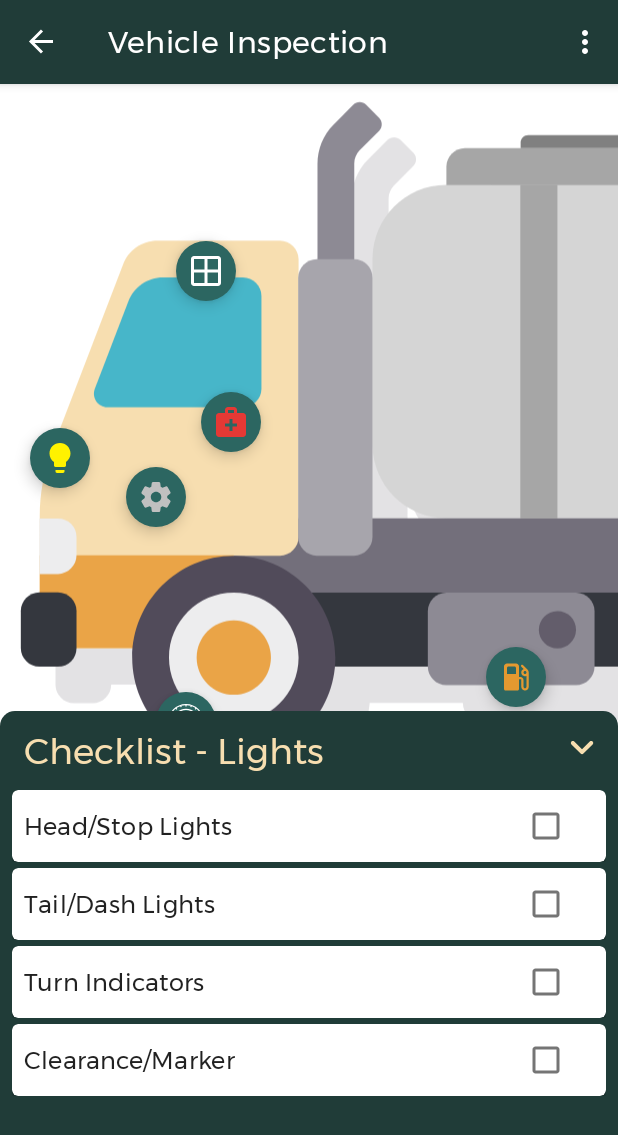
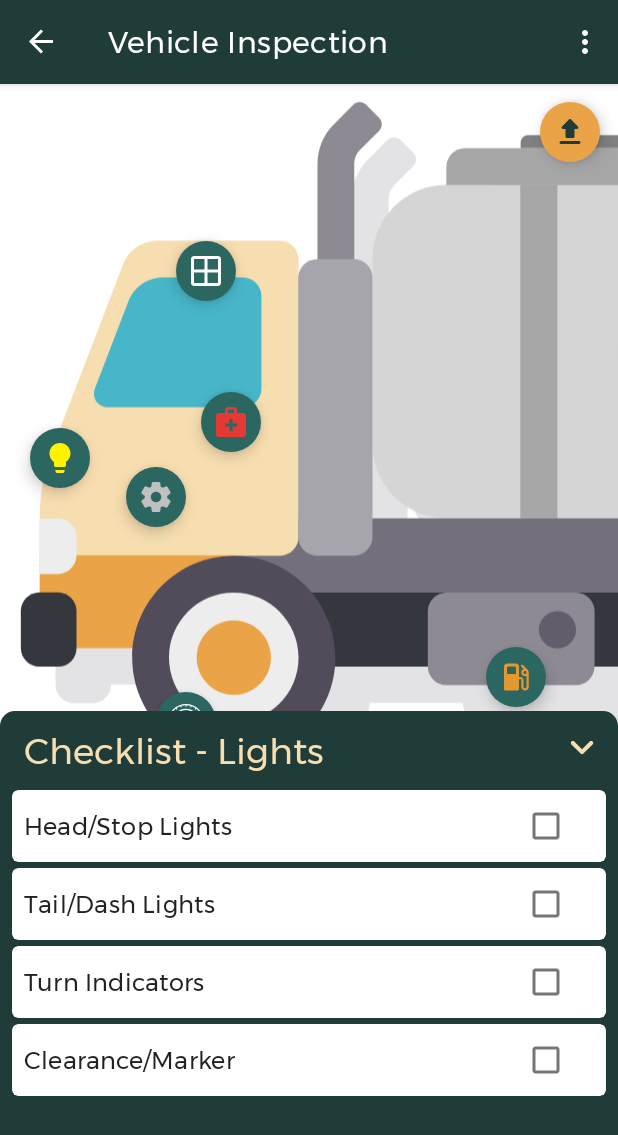
Before and after one commit to juanm707/CVMTools, an Android app: the VehicleChecklistFragment screen opened through its navigation route, after a tap on an icon or button, on a phone screen of 412 x 824 dp. Shown: the top 1135 px of the screen. Run offline under Robolectric (Android 15) with nearby library versions, the phone set to English and light mode, and no system bars; our stand-ins replace navigation-ui; Roboto replaces fonts that are not available here.

Commit message:
add comment, collaps bottom sheet if user scrolls truck

```diff
--- a/app/src/main/java/com/example/cvmtools/fragment/VehicleChecklistFragment.kt
+++ b/app/src/main/java/com/example/cvmtools/fragment/VehicleChecklistFragment.kt
@@ -1,19 +1,28 @@
 package com.example.cvmtools.fragment
 
 import android.animation.ValueAnimator
+import android.content.DialogInterface
+import android.os.Build
 import android.os.Bundle
 import androidx.fragment.app.Fragment
 import android.view.LayoutInflater
 import android.view.View
 import android.view.ViewGroup
+import android.widget.EditText
 import android.widget.ImageView
+import android.widget.TextView
+import androidx.annotation.RequiresApi
 import androidx.constraintlayout.widget.ConstraintLayout
 import androidx.fragment.app.viewModels
+import androidx.recyclerview.widget.RecyclerView
+import com.example.cvmtools.R
+import com.example.cvmtools.adapter.AlertDialogListAdapter
 import com.example.cvmtools.adapter.ChecklistItemAdapter
 import com.example.cvmtools.databinding.FragmentVehicleChecklistBinding
 import com.example.cvmtools.model.ChecklistSection
 import com.example.cvmtools.model.VehicleChecklistViewModel
 import com.google.android.material.bottomsheet.BottomSheetBehavior
+import com.google.android.material.dialog.MaterialAlertDialogBuilder
 
 
 class VehicleChecklistFragment : Fragment(), ChecklistItemAdapter.OnListCheckBoxListener {
@@ -21,6 +30,7 @@ class VehicleChecklistFragment : Fragment(), ChecklistItemAdapter.OnListCheckBox
     private val vehicleChecklistViewModel: VehicleChecklistViewModel by viewModels()
 
     private lateinit var bottomSheetBehavior: BottomSheetBehavior<ConstraintLayout>
+    private lateinit var commentEditText: EditText
 
     private var _binding: FragmentVehicleChecklistBinding? = null
     private val binding get() = _binding!!
@@ -34,12 +44,14 @@ class VehicleChecklistFragment : Fragment(), ChecklistItemAdapter.OnListCheckBox
         return binding.root
     }
 
+    @RequiresApi(Build.VERSION_CODES.M)
     override fun onViewCreated(view: View, savedInstanceState: Bundle?) {
         super.onViewCreated(view, savedInstanceState)
 
         setUpBottomSheet()
         binding.bottomSheetLayout.checklistItemsRecyclerView.setHasFixedSize(true)
         setUpFAB()
+        setUpScrollViewListener()
     }
 
     override fun onDestroy() {
@@ -55,6 +67,14 @@ class VehicleChecklistFragment : Fragment(), ChecklistItemAdapter.OnListCheckBox
         }
     }
 
+    @RequiresApi(Build.VERSION_CODES.M)
+    private fun setUpScrollViewListener() {
+        binding.vehicleScrollView.setOnScrollChangeListener { v, scrollX, scrollY, oldScrollX, oldScrollY ->
+            if (bottomSheetBehavior.state == BottomSheetBehavior.STATE_EXPANDED)
+                bottomSheetBehavior.state = BottomSheetBehavior.STATE_COLLAPSED
+        }
+    }
+
     private fun openOrCloseBottomSheet() {
         if (bottomSheetBehavior.state == BottomSheetBehavior.STATE_EXPANDED) {
             bottomSheetBehavior.state = BottomSheetBehavior.STATE_COLLAPSED
@@ -67,6 +87,11 @@ class VehicleChecklistFragment : Fragment(), ChecklistItemAdapter.OnListCheckBox
     }
 
     private fun setUpFAB() {
+
+        binding.submitFAB.setOnClickListener {
+            viewCommentDialog()
+        }
+
         binding.lightFAB.setOnClickListener {
            setChecklist(ChecklistSection.LIGHT)
         }
@@ -132,4 +157,22 @@ class VehicleChecklistFragment : Fragment(), ChecklistItemAdapter.OnListCheckBox
         anim.duration = duration
         return anim
     }
+
+    private fun viewCommentDialog() {
+        MaterialAlertDialogBuilder(requireContext(), R.style.ThemeOverlay_MaterialComponents_MaterialAlertDialog_Centered)
+            .setPositiveButton("Send") { dialog, which ->
+                vehicleChecklistViewModel.setComment(commentEditText.text.toString())
+            }
+            .setNegativeButton("Dismiss") { dialog, which ->
+                // Respond to negative button press
+            }
+            .setView(getListLayout(layoutInflater))
+            .show()
+    }
+
+    private fun getListLayout(inflater: LayoutInflater): View? {
+        val dialogLayout = inflater.inflate(R.layout.checklist_submit_alert_dialog, null)
+        commentEditText = dialogLayout.findViewById(R.id.commentTextInputEditText)
+        return dialogLayout
+    }
 }
--- a/app/src/main/java/com/example/cvmtools/model/VehicleChecklistViewModel.kt
+++ b/app/src/main/java/com/example/cvmtools/model/VehicleChecklistViewModel.kt
@@ -6,13 +6,14 @@ import androidx.lifecycle.ViewModel
 
 class VehicleChecklistViewModel : ViewModel() {
 
-    private val _allChecklists = MutableLiveData<MutableMap<ChecklistSection, ChecklistItemList>>()
+    private val _allChecklists = MutableLiveData<MutableMap<ChecklistSection, ChecklistItemList>>(mutableMapOf())
     val allChecklists: LiveData<MutableMap<ChecklistSection, ChecklistItemList>> = _allChecklists
 
     var currentSection = ChecklistSection.LIGHT
 
+    private var comment: String = ""
+
     init {
-        _allChecklists.value = mutableMapOf()
         initializeAllChecklists()
     }
 
@@ -37,6 +38,10 @@ class VehicleChecklistViewModel : ViewModel() {
             ChecklistSection.CLEAN -> "Body"
             ChecklistSection.REAR -> "Rear"
         }
+    }
+
+    fun setComment(newComment: String) {
+        comment = newComment
     }
 
     private fun initializeAllChecklists() {
--- /dev/null
+++ b/app/src/main/res/drawable/ic_round_file_upload_24.xml
@@ -0,0 +1,5 @@
+<vector android:height="24dp" android:tint="#FFFFFF"
+    android:viewportHeight="24" android:viewportWidth="24"
+    android:width="24dp" xmlns:android="http://schemas.android.com/apk/res/android">
+    <path android:fillColor="@android:color/white" android:pathData="M7.4,10h1.59v5c0,0.55 0.45,1 1,1h4c0.55,0 1,-0.45 1,-1v-5h1.59c0.89,0 1.34,-1.08 0.71,-1.71L12.7,3.7c-0.39,-0.39 -1.02,-0.39 -1.41,0L6.7,8.29C6.07,8.92 6.51,10 7.4,10zM5,19c0,0.55 0.45,1 1,1h12c0.55,0 1,-0.45 1,-1s-0.45,-1 -1,-1H6C5.45,18 5,18.45 5,19z"/>
+</vector>
--- a/app/src/main/res/layout/fragment_vehicle_checklist.xml
+++ b/app/src/main/res/layout/fragment_vehicle_checklist.xml
@@ -11,12 +11,13 @@
         android:layout_height="match_parent">
 
         <HorizontalScrollView
+            android:id="@+id/vehicleScrollView"
             android:layout_width="match_parent"
             android:layout_height="0dp"
+            app:layout_constraintBottom_toBottomOf="@id/guideline3"
             app:layout_constraintEnd_toEndOf="parent"
             app:layout_constraintStart_toStartOf="parent"
-            app:layout_constraintTop_toTopOf="parent"
-            app:layout_constraintBottom_toBottomOf="@id/guideline3">
+            app:layout_constraintTop_toTopOf="parent">
 
             <FrameLayout
                 android:layout_width="wrap_content"
@@ -26,9 +27,9 @@
                     android:layout_width="wrap_content"
                     android:layout_height="match_parent"
                     android:adjustViewBounds="true"
+                    android:contentDescription="Vehicle"
                     android:padding="8dp"
-                    android:src="@drawable/vehicle"
-                    android:contentDescription="Vehicle" />
+                    android:src="@drawable/vehicle" />
 
                 <androidx.constraintlayout.widget.ConstraintLayout
                     android:layout_width="match_parent"
@@ -42,11 +43,11 @@
                         android:layout_marginTop="225dp"
                         android:backgroundTint="@color/primaryColorVariant"
                         android:src="@drawable/ic_baseline_lightbulb_24"
+                        app:borderWidth="0dp"
                         app:fabSize="mini"
-                        app:borderWidth="0dp"
-                        app:tint="#FFF200"
                         app:layout_constraintStart_toStartOf="parent"
-                        app:layout_constraintTop_toTopOf="parent" />
+                        app:layout_constraintTop_toTopOf="parent"
+                        app:tint="#FFF200" />
 
                     <com.google.android.material.floatingactionbutton.FloatingActionButton
                         android:id="@+id/tireFAB"
@@ -163,6 +164,21 @@
             android:orientation="horizontal"
             app:layout_constraintGuide_percent="0.65" />
 
+        <com.google.android.material.floatingactionbutton.FloatingActionButton
+            android:id="@+id/submitFAB"
+            android:layout_width="wrap_content"
+            android:layout_height="wrap_content"
+            android:layout_marginTop="8dp"
+            android:layout_marginEnd="8dp"
+            android:backgroundTint="@color/secondaryColor"
+            android:src="@drawable/ic_round_file_upload_24"
+            app:fabSize="mini"
+            app:borderWidth="0dp"
+            app:layout_constraintEnd_toEndOf="parent"
+            app:layout_constraintTop_toTopOf="parent"
+            app:tint="@color/primaryColor"
+            android:contentDescription="Submit button" />
+
     </androidx.constraintlayout.widget.ConstraintLayout>
 
     <include layout="@layout/vehicle_checklist_bottom_sheet" android:id="@+id/bottom_sheet_layout"/>
```
Also changed, not shown: app/src/main/res/layout/checklist_submit_alert_dialog.xml (added, +41 -0 lines).
